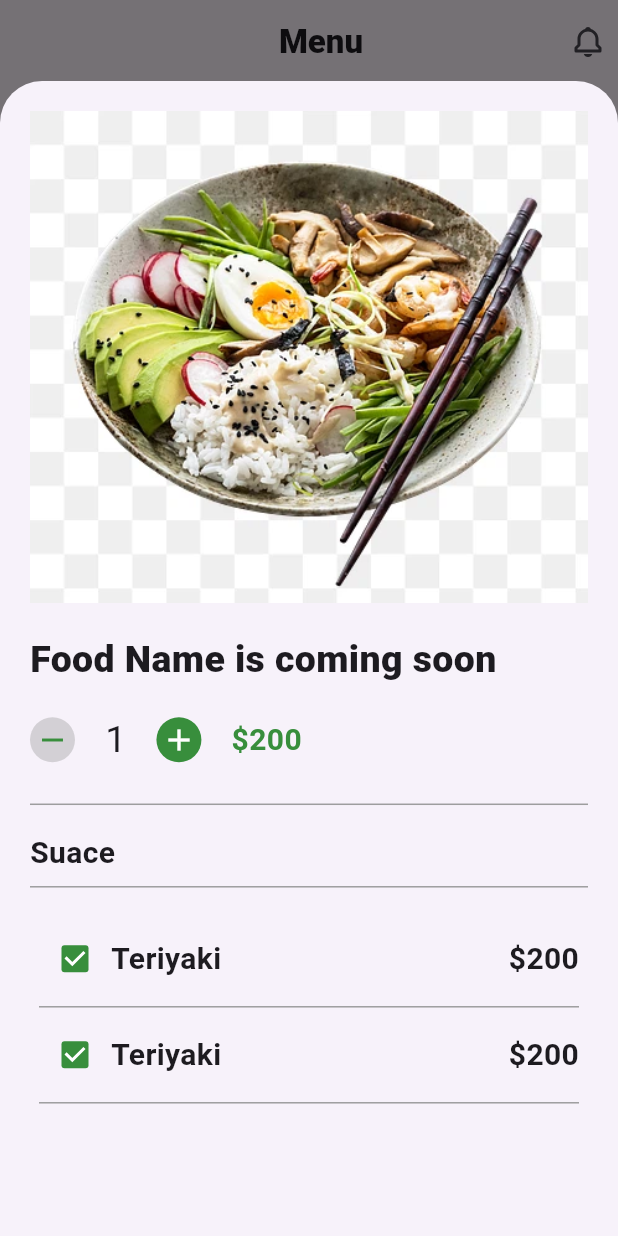
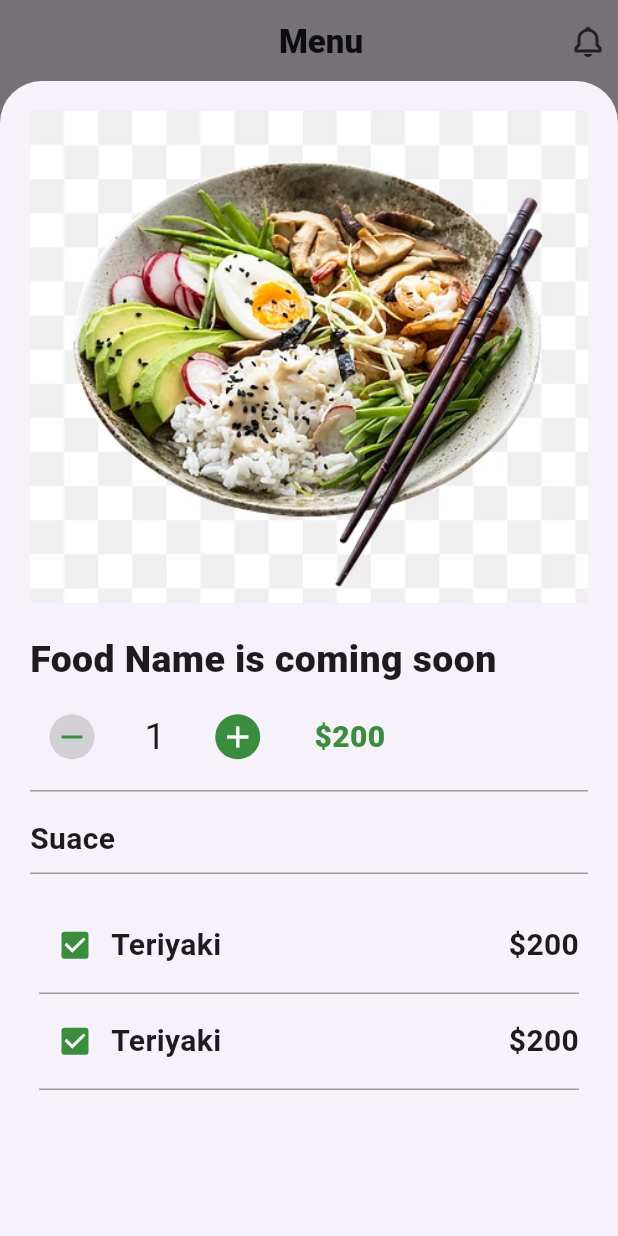
Before and after one commit to projecthanif/kupa_app_flutter, a Flutter app: the MenuPage screen opened directly, after a tap on "Food Name is coming soon", on a phone screen of 412 x 824 dp. Run offline on Flutter 3.47's test engine with Material 3 defaults, Android fonts, the phone set to English and light mode, and no system bars; our stand-ins replace flutter_boxicons, flutter_otp_text_field; statements that could not run were skipped.

Commit message:
issue been resolved

```diff
--- a/lib/components/appdetaildrawer.dart
+++ b/lib/components/appdetaildrawer.dart
@@ -1,5 +1,6 @@
 import 'package:flutter/material.dart';
 import 'package:kupa_app/components/appboldtxt.dart';
+import 'package:kupa_app/components/counter.dart';
 import 'package:kupa_app/model/all_sauce.dart';
 
 class AppDetailsDrawer extends StatefulWidget {
@@ -38,6 +39,7 @@ class _AppDetailsDrawerState extends State<AppDetailsDrawer> {
       child: Container(
         height: 750,
         margin: const EdgeInsets.only(left: 20, right: 20, top: 20),
+        child: Expanded(
           child: Column(
             crossAxisAlignment: CrossAxisAlignment.start,
             children: [
@@ -49,64 +51,14 @@ class _AppDetailsDrawerState extends State<AppDetailsDrawer> {
                 txt: widget.cardInfo[widget.index]['foodName'],
                 txtSize: 25,
               ),
+              const SizedBox(height: 15),
               SizedBox(
                 width: 250,
-              child: Row(
-                // mainAxisAlignment: MainAxisAlignment.spaceEvenly,
-                children: [
-                  GestureDetector(
-                    onTap: _decrement,
-                    child: Container(
-                      width: 30,
-                      height: 30,
-                      decoration: BoxDecoration(
-                        color: Colors.grey.withOpacity(0.4),
-                        borderRadius: BorderRadius.circular(20),
-                      ),
-                      child: Icon(
-                        Icons.remove,
-                        color: Colors.green[700],
+                child: AppCounter(
+                  price: widget.cardInfo[widget.index]['price'],
                 ),
               ),
-                  ),
-                  const SizedBox(height: 70),
-                  Container(
-                    margin: const EdgeInsets.only(left: 20),
-                    child: Text(
-                      "$_initializeNum",
-                      style: const TextStyle(fontSize: 25),
-                    ),
-                  ),
-                  GestureDetector(
-                    onTap: _increment,
-                    child: Container(
-                      margin: const EdgeInsets.only(left: 20),
-                      width: 30,
-                      height: 30,
-                      decoration: BoxDecoration(
-                        color: Colors.green[700],
-                        borderRadius: BorderRadius.circular(20),
-                      ),
-                      child: const Icon(
-                        Icons.add,
-                        color: Colors.white,
-                      ),
-                    ),
-                  ),
-                  Container(
-                    margin: const EdgeInsets.only(left: 20),
-                    child: Text(
-                      "\$${(widget.cardInfo[widget.index]["price"]) * _initializeNum}",
-                      style: TextStyle(
-                        color: Colors.green[700],
-                        fontSize: 20,
-                        fontWeight: FontWeight.bold,
-                      ),
-                    ),
-                  ),
-                ],
-              ),
-            ),
+              const SizedBox(height: 10),
               const Divider(
                 color: Colors.grey,
                 thickness: 1,
@@ -135,7 +87,6 @@ class _AppDetailsDrawerState extends State<AppDetailsDrawer> {
                 ),
                 child: ListView.builder(
                   shrinkWrap: true, // Add this line
-                physics: const NeverScrollableScrollPhysics(), // Add this line
                   itemCount: sauces.length,
                   itemBuilder: (BuildContext context, index) {
                     return Column(
@@ -233,6 +184,7 @@ class _AppDetailsDrawerState extends State<AppDetailsDrawer> {
             ],
           ),
         ),
+      ),
     );
   }
 }
--- a/lib/components/counter.dart
+++ b/lib/components/counter.dart
@@ -1,25 +1,30 @@
+// ignore_for_file: must_be_immutable
+
 import 'package:flutter/material.dart';
+import 'package:kupa_app/components/appboldtxt.dart';
 
 class AppCounter extends StatefulWidget {
-  const AppCounter({super.key});
+  AppCounter({super.key, required this.price});
+
+  int price;
 
   @override
   State<AppCounter> createState() => _AppCounterState();
 }
 
 class _AppCounterState extends State<AppCounter> {
-  int _initializeNum = 1;
+  int initializeNum = 1;
 
   void _increment() {
     setState(() {
-      _initializeNum++;
+      initializeNum++;
     });
   }
 
   void _decrement() {
     setState(() {
-      if (_initializeNum != 1) {
-        _initializeNum--;
+      if (initializeNum != 1) {
+        initializeNum--;
       }
     });
   }
@@ -27,7 +32,7 @@ class _AppCounterState extends State<AppCounter> {
   @override
   Widget build(BuildContext context) {
     return Row(
-      // mainAxisAlignment: MainAxisAlignment.spaceEvenly,
+      mainAxisAlignment: MainAxisAlignment.spaceEvenly,
       children: [
         GestureDetector(
           onTap: _decrement,
@@ -44,11 +49,10 @@ class _AppCounterState extends State<AppCounter> {
             ),
           ),
         ),
-        const SizedBox(height: 70),
         Container(
           margin: const EdgeInsets.only(left: 20),
           child: Text(
-            "$_initializeNum",
+            "$initializeNum",
             style: const TextStyle(fontSize: 25),
           ),
         ),
@@ -68,6 +72,12 @@ class _AppCounterState extends State<AppCounter> {
             ),
           ),
         ),
+        const SizedBox(width: 10),
+        AppBoldTxt(
+          txt: "\$${widget.price * initializeNum}",
+          txtSize: 20,
+          color: Colors.green[700],
+        ),
       ],
     );
   }
--- a/lib/pages/cart_page.dart
+++ b/lib/pages/navpages/cart_page.dart
@@ -77,11 +77,8 @@ class CartPage extends StatelessWidget {
                                       mainAxisAlignment:
                                           MainAxisAlignment.spaceBetween,
                                       children: [
-                                        const AppCounter(),
-                                        AppBoldTxt(
-                                          txt: "\$${cartView[index]['price']}",
-                                          txtSize: 20,
-                                          color: Colors.green[700],
+                                        AppCounter(
+                                          price: cartView[index]['price'],
                                         ),
                                       ],
                                     ),
--- a/lib/pages/splash/congrat_page.dart
+++ b/lib/pages/splash/congrat_page.dart
@@ -3,7 +3,7 @@
 import 'package:flutter/material.dart';
 import 'package:kupa_app/components/appboldtxt.dart';
 import 'package:kupa_app/components/button.dart';
-import 'package:kupa_app/pages/pages.dart';
+import 'package:kupa_app/pages/navpages/pages.dart';
 
 class CongratPage extends StatelessWidget {
   const CongratPage({super.key});
--- a/lib/pages/splash/second_splash_page.dart
+++ b/lib/pages/splash/second_splash_page.dart
@@ -4,7 +4,7 @@ import 'package:flutter/material.dart';
 import 'package:kupa_app/components/appboldtxt.dart';
 import 'package:kupa_app/components/button.dart';
 import 'package:kupa_app/pages/auth/auth_login_page.dart';
-import 'package:kupa_app/pages/pages.dart';
+import 'package:kupa_app/pages/navpages/pages.dart';
 
 class AuthPage extends StatelessWidget {
   AuthPage({super.key});
```
Also changed, not shown: lib/pages/navpages/pages.dart (renamed from lib/pages/pages.dart, +4 -4 lines), lib/pages/navpages/home_page.dart (renamed from lib/pages/home_page.dart), lib/pages/navpages/menu_page.dart (renamed from lib/pages/menu_page.dart), lib/pages/navpages/profile_page.dart (renamed from lib/pages/profile_page.dart). Lines whose indentation alone changed are shown as unchanged.
